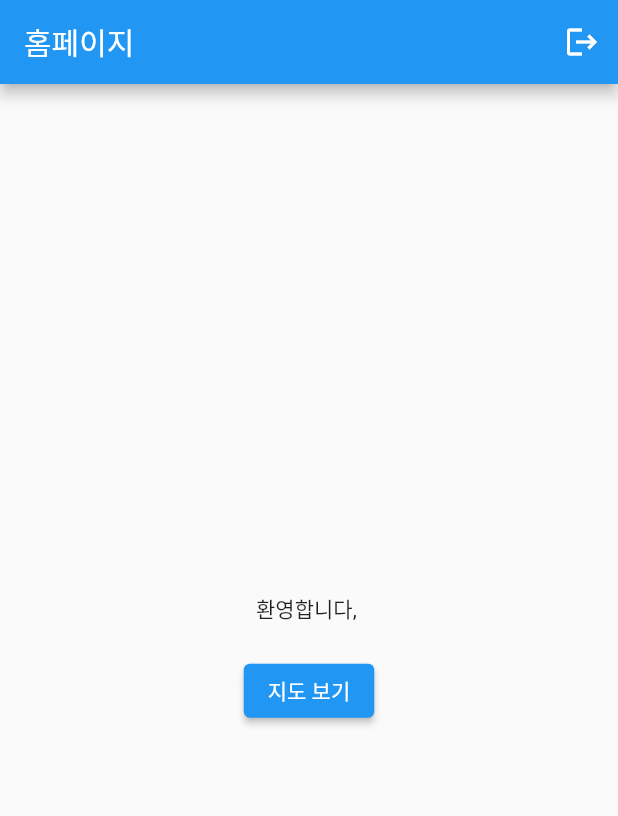
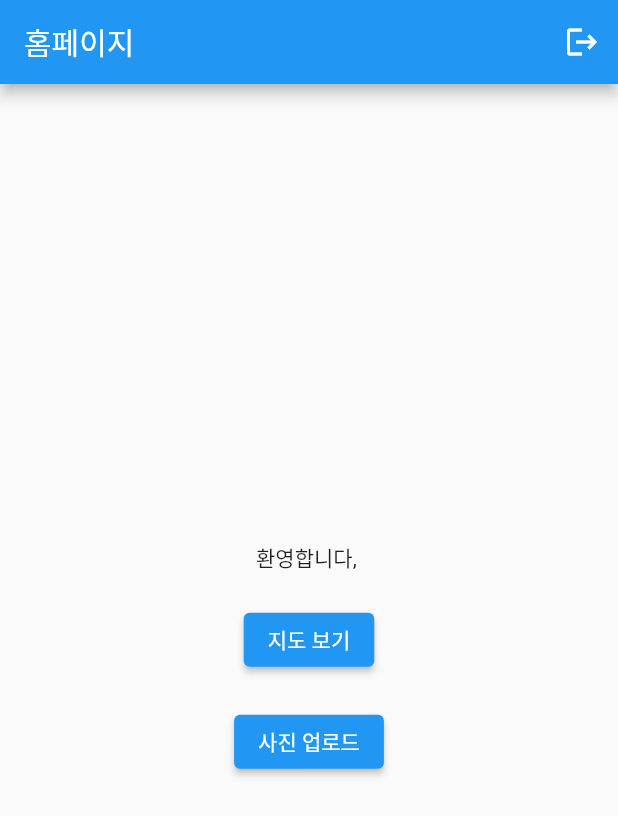
Before and after one commit to BOJ-ios/GDSC_DAU_Plogging, a Flutter app: the HomePage screen opened directly, on a phone screen of 412 x 824 dp. Shown: the top 816 px of the screen. Run offline on Flutter 3.47's test engine with Material 2 defaults, Android fonts, the phone set to English and light mode, and no system bars; our stand-ins replace cloud_firestore, firebase_auth, firebase_core, firebase_storage, geolocator, google_maps_flutter and 1 more; accounts and stored records are empty.

Commit message:
사진 업로드 추가

```diff
--- a/plogging/lib/homepage.dart
+++ b/plogging/lib/homepage.dart
@@ -5,13 +5,15 @@ import 'package:provider/provider.dart';
 import 'package:plogging/mappage.dart';
 
 import 'auth_service.dart';
+import 'camerapage.dart'; // Import the camera_example.dart file
 
 class HomePage extends StatelessWidget {
-  const HomePage({super.key});
+  const HomePage({Key? key}) : super(key: key);
 
   @override
   Widget build(BuildContext context) {
-    User? user = Provider.of<AuthService>(context).currentUser(); // 현재 사용자 가져오기
+    User? user = Provider.of<AuthService>(context).currentUser();
+
     return Scaffold(
       appBar: AppBar(
         title: const Text('홈페이지'),
@@ -19,9 +21,7 @@ class HomePage extends StatelessWidget {
           IconButton(
             icon: const Icon(Icons.logout),
             onPressed: () {
-              // 로그아웃 메서드를 호출
               Provider.of<AuthService>(context, listen: false).signOut();
-              // 로그인 페이지로 이동
               Navigator.of(context).pushReplacement(
                 MaterialPageRoute(builder: (context) => const LoginPage()),
               );
@@ -30,20 +30,27 @@ class HomePage extends StatelessWidget {
         ],
       ),
       body: Center(
-        // child: Text(user != null ? '환영합니다, ${user.email}' : '로그인 상태가 아닙니다.'),
         child: Column(
           mainAxisAlignment: MainAxisAlignment.center,
           children: <Widget>[
             Text(user != null ? '환영합니다, ${user.email}' : '로그인 상태가 아닙니다.'),
-            SizedBox(height: 20), // 공간을 띄워줍니다.
+            SizedBox(height: 20),
             ElevatedButton(
               onPressed: () {
-                // mapPage로 이동
                 Navigator.of(context).push(MaterialPageRoute(
-                  builder: (context) => MapPage(), // MapPage로 이동하도록 수정
+                  builder: (context) => MapPage(),
                 ));
               },
               child: Text('지도 보기'),
+            ),
+            SizedBox(height: 20),
+            ElevatedButton(
+              onPressed: () {
+                Navigator.of(context).push(MaterialPageRoute(
+                  builder: (context) => CameraExample(), // Show CameraExample widget
+                ));
+              },
+              child: Text('사진 업로드'), // Add a button for photo upload
             ),
           ],
         ),
```
Also changed, not shown: plogging/lib/main.dart (+24 -34 lines).
